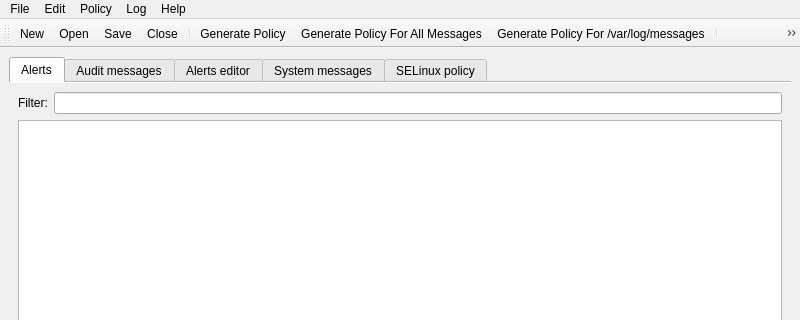
Before: the Qt Designer form UDDTray/src/mainwindow.ui in Hramchenko/userdatadefence, drawn with Qt 5; both pictures show x 0 to 800 and y 0 to 320 of the 800 by 600 pixel window.
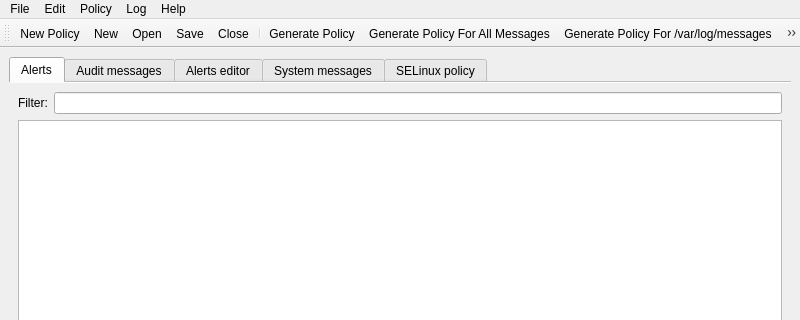
After: the same form once the commit is applied. Icons and pictures are not drawn. Custom widgets are drawn as their Qt base class.

```diff
--- a/UDDTray/src/mainwindow.ui
+++ b/UDDTray/src/mainwindow.ui
@@ -222,6 +222,7 @@
    <attribute name="toolBarBreak">
     <bool>false</bool>
    </attribute>
+   <addaction name="actionNewPolicy"/>
    <addaction name="actionNewFile"/>
    <addaction name="actionOpenFile"/>
    <addaction name="actionSaveFile"/>
```
Left out of the diff: 2 changed lines with no effect on the pictures.
